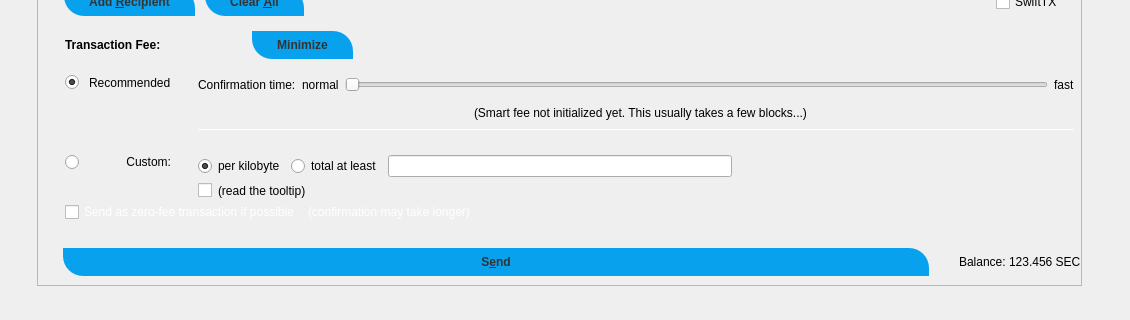
This is src/qt/forms/sendcoinsdialog.ui in laurobeleche/Ensurance as Qt 5 draws it before an edit; both pictures show x 0 to 1130 and y 380 to 700 of the 1130 by 700 pixel window. The edited form follows.
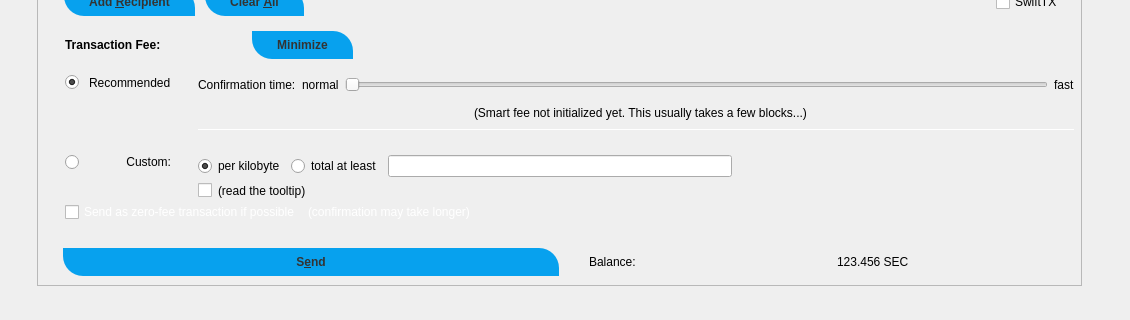
This is the edited form. Icons and pictures are not drawn. Custom widgets are drawn as their Qt base class.

Patch:
```diff
--- a/src/qt/forms/sendcoinsdialog.ui
+++ b/src/qt/forms/sendcoinsdialog.ui
@@ -1821,6 +1821,12 @@
                    <height>0</height>
                   </size>
                  </property>
+                 <property name="maximumSize">
+                  <size>
+                   <width>500</width>
+                   <height>16777215</height>
+                  </size>
+                 </property>
                  <property name="toolTip">
                   <string>Confirm the send action</string>
                  </property>
```
